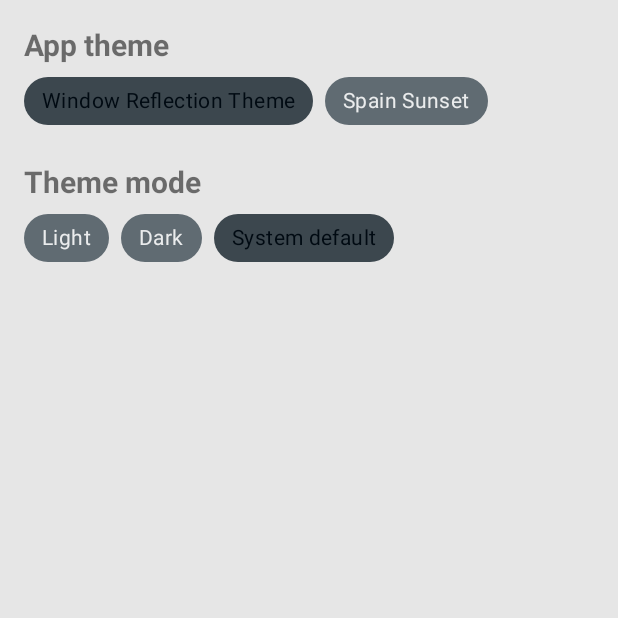
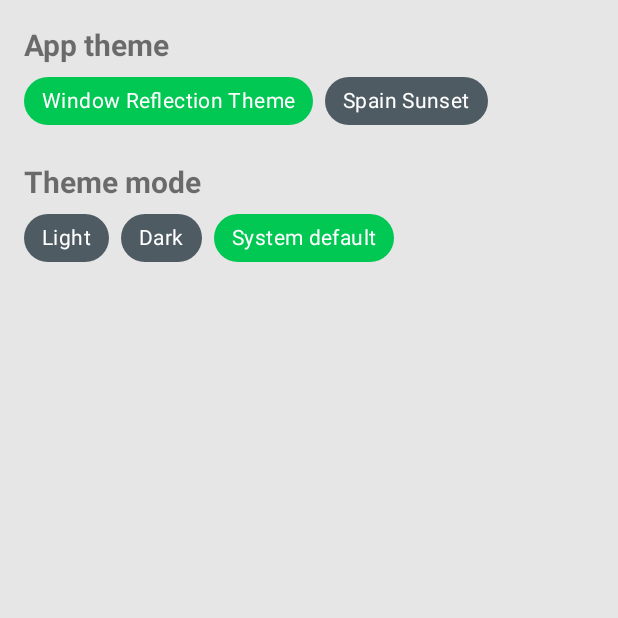
Before and after one commit to Artushock/MaterialDesignProject, an Android app: the fragment SettingsFragment placed in its activity, on a phone screen of 412 x 824 dp, the top half of it. Run offline under Robolectric (Android 15) with nearby library versions, the phone set to English and light mode, and no system bars; pictures from the network do not load.

Commit message:
Added chip style

```diff
--- /dev/null
+++ b/app/src/main/res/color/chip_checking_color.xml
@@ -0,0 +1,5 @@
+<?xml version="1.0" encoding="utf-8"?>
+<selector xmlns:android="http://schemas.android.com/apk/res/android">
+    <item android:color="?colorSecondary" android:state_checked="true" />
+    <item android:color="?colorSurface"/>
+</selector>
--- a/app/src/main/res/layout/fragment_settings.xml
+++ b/app/src/main/res/layout/fragment_settings.xml
@@ -12,67 +12,67 @@
         android:layout_width="match_parent"
         android:layout_height="wrap_content"
         android:text="@string/_app_theme"
-        android:textStyle="bold"
-        android:textSize="20sp" />
+        android:textSize="20sp"
+        android:textStyle="bold" />
 
     <com.google.android.material.chip.ChipGroup
         android:id="@+id/app_theme_chip_group"
         android:layout_width="match_parent"
         android:layout_height="wrap_content"
-        app:singleSelection="true"
-        app:selectionRequired="true">
+        app:selectionRequired="true"
+        app:singleSelection="true">
 
         <com.google.android.material.chip.Chip
-            style="@style/Widget.MaterialComponents.Chip.Choice"
             android:id="@+id/chip_blue_green_theme"
+            style="@style/ChipStyle"
             android:layout_width="wrap_content"
             android:layout_height="wrap_content"
-            android:text="@string/_window_reflection_theme"/>
+            android:text="@string/_window_reflection_theme" />
 
         <com.google.android.material.chip.Chip
-            style="@style/Widget.MaterialComponents.Chip.Choice"
             android:id="@+id/chip_red_orange_theme"
+            style="@style/ChipStyle"
             android:layout_width="wrap_content"
             android:layout_height="wrap_content"
-            android:text="@string/_spain_sunset"/>
+            android:text="@string/_spain_sunset" />
 
     </com.google.android.material.chip.ChipGroup>
 
     <TextView
         android:layout_width="match_parent"
         android:layout_height="wrap_content"
+        android:layout_marginTop="16dp"
         android:text="@string/_theme_mode"
-        android:textStyle="bold"
         android:textSize="20sp"
-        android:layout_marginTop="16dp"/>
+        android:textStyle="bold" />
 
     <com.google.android.material.chip.ChipGroup
         android:id="@+id/theme_mode_chip_group"
         android:layout_width="match_parent"
         android:layout_height="wrap_content"
-        app:singleSelection="true"
-        app:selectionRequired="true">
+        app:selectionRequired="true"
+        app:singleSelection="true">
 
         <com.google.android.material.chip.Chip
-            style="@style/Widget.MaterialComponents.Chip.Choice"
             android:id="@+id/chip_light_mode"
+            style="@style/ChipStyle"
             android:layout_width="wrap_content"
             android:layout_height="wrap_content"
-            android:text="@string/_light"/>
+            android:text="@string/_light" />
 
         <com.google.android.material.chip.Chip
-            style="@style/Widget.MaterialComponents.Chip.Choice"
             android:id="@+id/chip_dark_mode"
+            style="@style/ChipStyle"
             android:layout_width="wrap_content"
             android:layout_height="wrap_content"
-            android:text="@string/_dark"/>
+            android:text="@string/_dark" />
 
         <com.google.android.material.chip.Chip
-            style="@style/Widget.MaterialComponents.Chip.Choice"
             android:id="@+id/chip_system_mode"
+            style="@style/ChipStyle"
             android:layout_width="wrap_content"
             android:layout_height="wrap_content"
-            android:text="@string/_system_default"/>
+            android:text="@string/_system_default" />
 
     </com.google.android.material.chip.ChipGroup>
 
--- a/app/src/main/res/values/themes.xml
+++ b/app/src/main/res/values/themes.xml
@@ -46,4 +46,9 @@
         <item name="boxCornerRadiusTopStart">10dp</item>
     </style>
 
+    <style name="ChipStyle" parent="Widget.MaterialComponents.Chip.Choice">
+        <item name="chipBackgroundColor">@color/chip_checking_color</item>
+        <item name="android:textColor">?colorOnSurface</item>
+    </style>
+
 </resources>
```
